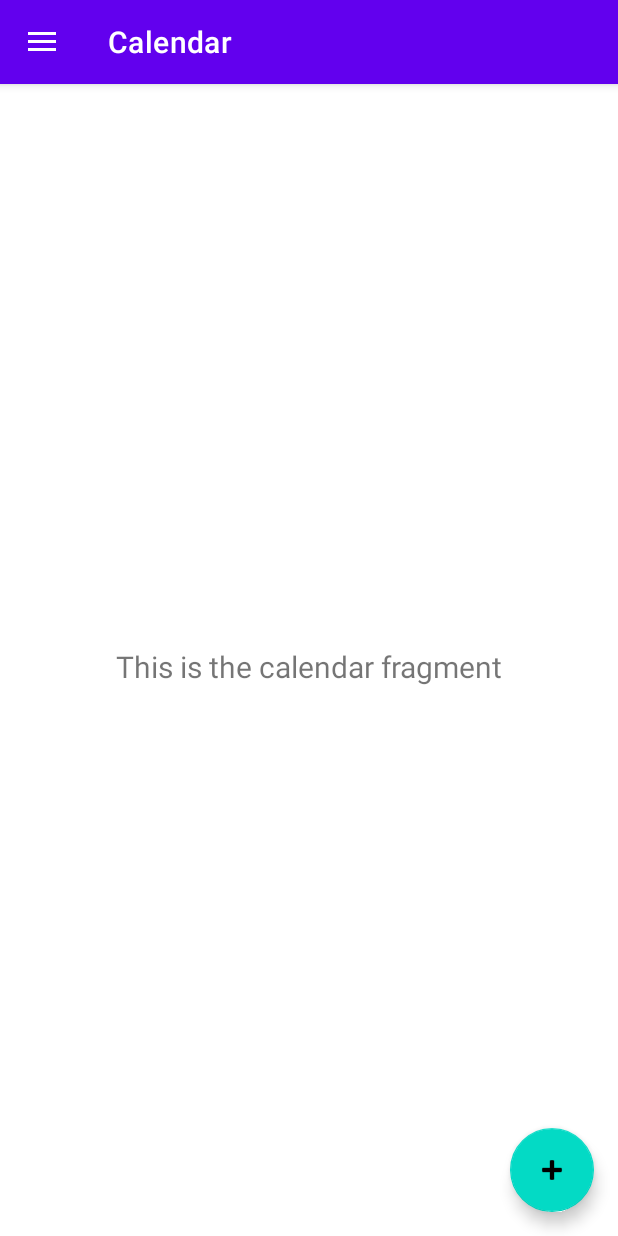
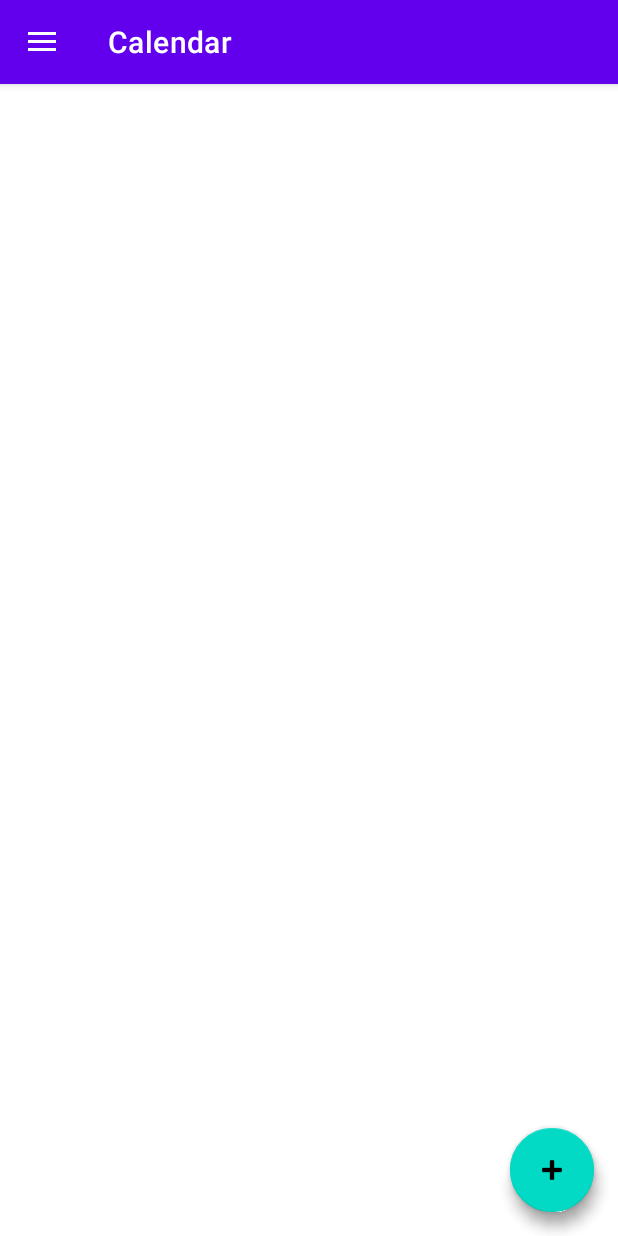
Before and after one commit to InsaneH4/DailyDiary, an Android app: the screen it shows after launch (MainActivity), on a phone screen of 412 x 824 dp. Run offline under Robolectric (Android 15) with nearby library versions, the phone set to English and light mode, and no system bars; our stand-ins replace navigation-ui.

Commit message:
Reworked navigation system

```diff
--- a/app/build.gradle
+++ b/app/build.gradle
@@ -44,6 +44,7 @@ dependencies {
     implementation 'androidx.lifecycle:lifecycle-viewmodel-ktx:2.4.1'
     implementation 'androidx.navigation:navigation-fragment-ktx:2.4.1'
     implementation 'androidx.navigation:navigation-ui-ktx:2.4.1'
+    implementation 'androidx.legacy:legacy-support-v4:1.0.0'
     testImplementation 'junit:junit:4.13.2'
     androidTestImplementation 'androidx.test.ext:junit:1.1.3'
     androidTestImplementation 'androidx.test.espresso:espresso-core:3.4.0'
--- /dev/null
+++ b/app/src/main/java/com/example/dailydiary/HomeFragment.kt
@@ -0,0 +1,60 @@
+package com.example.dailydiary
+
+import android.os.Bundle
+import androidx.fragment.app.Fragment
+import android.view.LayoutInflater
+import android.view.View
+import android.view.ViewGroup
+
+// TODO: Rename parameter arguments, choose names that match
+// the fragment initialization parameters, e.g. ARG_ITEM_NUMBER
+private const val ARG_PARAM1 = "param1"
+private const val ARG_PARAM2 = "param2"
+
+/**
+ * A simple [Fragment] subclass.
+ * Use the [HomeFragment.newInstance] factory method to
+ * create an instance of this fragment.
+ */
+class HomeFragment : Fragment() {
+    // TODO: Rename and change types of parameters
+    private var param1: String? = null
+    private var param2: String? = null
+
+    override fun onCreate(savedInstanceState: Bundle?) {
+        super.onCreate(savedInstanceState)
+        arguments?.let {
+            param1 = it.getString(ARG_PARAM1)
+            param2 = it.getString(ARG_PARAM2)
+        }
+        activity?.title = "test"
+    }
+
+    override fun onCreateView(
+        inflater: LayoutInflater, container: ViewGroup?,
+        savedInstanceState: Bundle?
+    ): View? {
+        // Inflate the layout for this fragment
+        return inflater.inflate(R.layout.fragment_home, container, false)
+    }
+
+    companion object {
+        /**
+         * Use this factory method to create a new instance of
+         * this fragment using the provided parameters.
+         *
+         * @param param1 Parameter 1.
+         * @param param2 Parameter 2.
+         * @return A new instance of fragment HomeFragment.
+         */
+        // TODO: Rename and change types and number of parameters
+        @JvmStatic
+        fun newInstance(param1: String, param2: String) =
+            HomeFragment().apply {
+                arguments = Bundle().apply {
+                    putString(ARG_PARAM1, param1)
+                    putString(ARG_PARAM2, param2)
+                }
+            }
+    }
+}
--- a/app/src/main/java/com/example/dailydiary/MainActivity.kt
+++ b/app/src/main/java/com/example/dailydiary/MainActivity.kt
@@ -33,7 +33,7 @@ class MainActivity : AppCompatActivity() {
         // menu should be considered as top level destinations.
         appBarConfiguration = AppBarConfiguration(
             setOf(
-                R.id.nav_home, R.id.nav_gallery, R.id.nav_slideshow
+                R.id.homeFragment/*, R.id.nav_cal, R.id.nav_slideshow*/
             ), drawerLayout
         )
         setupActionBarWithNavController(navController, appBarConfiguration)
--- a/app/src/main/java/com/example/dailydiary/ui/calendar/CalendarFragment.kt
+++ /dev/null
@@ -1,42 +0,0 @@
-package com.example.dailydiary.ui.calendar
-
-import android.os.Bundle
-import android.view.LayoutInflater
-import android.view.View
-import android.view.ViewGroup
-import android.widget.TextView
-import androidx.fragment.app.Fragment
-import androidx.lifecycle.ViewModelProvider
-import com.example.dailydiary.databinding.FragmentRemindersBinding
-
-class CalendarFragment : Fragment() {
-
-    private var _binding: FragmentRemindersBinding? = null
-
-    // This property is only valid between onCreateView and
-    // onDestroyView.
-    private val binding get() = _binding!!
-
-    override fun onCreateView(
-        inflater: LayoutInflater,
-        container: ViewGroup?,
-        savedInstanceState: Bundle?
-    ): View {
-        val homeViewModel =
-            ViewModelProvider(this)[CalendarViewModel::class.java]
-
-        _binding = FragmentRemindersBinding.inflate(inflater, container, false)
-        val root: View = binding.root
-
-        val textView: TextView = binding.textGallery
-        homeViewModel.text.observe(viewLifecycleOwner) {
-            textView.text = it
-        }
-        return root
-    }
-
-    override fun onDestroyView() {
-        super.onDestroyView()
-        _binding = null
-    }
-}
--- a/app/src/main/java/com/example/dailydiary/ui/calendar/CalendarViewModel.kt
+++ /dev/null
@@ -1,13 +0,0 @@
-package com.example.dailydiary.ui.calendar
-
-import androidx.lifecycle.LiveData
-import androidx.lifecycle.MutableLiveData
-import androidx.lifecycle.ViewModel
-
-class CalendarViewModel : ViewModel() {
-
-    private val _text = MutableLiveData<String>().apply {
-        value = "This is the calendar fragment"
-    }
-    val text: LiveData<String> = _text
-}
--- a/app/src/main/res/layout/fragment_reminders.xml
+++ b/app/src/main/res/layout/fragment_home.xml
@@ -2,21 +2,21 @@
 <androidx.constraintlayout.widget.ConstraintLayout xmlns:android="http://schemas.android.com/apk/res/android"
     xmlns:app="http://schemas.android.com/apk/res-auto"
     xmlns:tools="http://schemas.android.com/tools"
+    android:id="@+id/frameLayout"
     android:layout_width="match_parent"
     android:layout_height="match_parent"
-    tools:context=".ui.reminders.RemindersFragment">
+    tools:context=".HomeFragment" >
 
-    <TextView
-        android:id="@+id/text_gallery"
-        android:layout_width="match_parent"
+    <com.google.android.material.floatingactionbutton.FloatingActionButton
+        android:id="@+id/floatingActionButton2"
+        android:layout_width="wrap_content"
         android:layout_height="wrap_content"
-        android:layout_marginStart="8dp"
-        android:layout_marginTop="8dp"
-        android:layout_marginEnd="8dp"
-        android:textAlignment="center"
-        android:textSize="20sp"
+        android:layout_marginEnd="16dp"
+        android:layout_marginBottom="16dp"
+        android:clickable="true"
+        android:src="@android:drawable/ic_input_add"
         app:layout_constraintBottom_toBottomOf="parent"
         app:layout_constraintEnd_toEndOf="parent"
-        app:layout_constraintStart_toStartOf="parent"
-        app:layout_constraintTop_toTopOf="parent" />
+        android:focusable="true"
+        android:contentDescription="@string/add_event" />
 </androidx.constraintlayout.widget.ConstraintLayout>
--- a/app/src/main/res/navigation/mobile_navigation.xml
+++ b/app/src/main/res/navigation/mobile_navigation.xml
@@ -3,23 +3,10 @@
     xmlns:app="http://schemas.android.com/apk/res-auto"
     xmlns:tools="http://schemas.android.com/tools"
     android:id="@+id/mobile_navigation"
-    app:startDestination="@+id/nav_home">
-
+    app:startDestination="@+id/homeFragment">
     <fragment
-        android:id="@+id/nav_home"
-        android:name="com.example.dailydiary.ui.calendar.CalendarFragment"
+        android:id="@+id/homeFragment"
+        android:name="com.example.dailydiary.HomeFragment"
         android:label="Calendar"
-        tools:layout="@layout/fragment_calendar" />
-
-    <fragment
-        android:id="@+id/nav_gallery"
-        android:name="com.example.dailydiary.ui.reminders.RemindersFragment"
-        android:label="Reminders"
-        tools:layout="@layout/fragment_reminders" />
-
-    <fragment
-        android:id="@+id/nav_slideshow"
-        android:name="com.example.dailydiary.ui.contacts.ContactsFragment"
-        android:label="Contacts"
-        tools:layout="@layout/fragment_contacts" />
+        tools:layout="@layout/fragment_home" />
 </navigation>
--- a/app/src/main/res/values/strings.xml
+++ b/app/src/main/res/values/strings.xml
@@ -21,4 +21,7 @@
     <string name="add_something">Add something</string>
     <string name="add">Add an item</string>
     <string name="appName">Daily Diary</string>
+    <!-- TODO: Remove or change this placeholder text -->
+    <string name="hello_blank_fragment">Hello blank fragment</string>
+    <string name="add_event">Add event</string>
 </resources>
```
Also changed, not shown: app/src/main/java/com/example/dailydiary/ui/contacts/ContactsFragment.kt (deleted, +0 -42 lines), app/src/main/java/com/example/dailydiary/ui/contacts/ContactsViewModel.kt (deleted, +0 -13 lines), app/src/main/java/com/example/dailydiary/ui/reminders/RemindersFragment.kt (deleted, +0 -42 lines), app/src/main/java/com/example/dailydiary/ui/reminders/RemindersViewModel.kt (deleted, +0 -13 lines), app/src/main/res/layout/fragment_calendar.xml (deleted, +0 -24 lines), app/src/main/res/layout/fragment_contacts.xml (deleted, +0 -22 lines).
